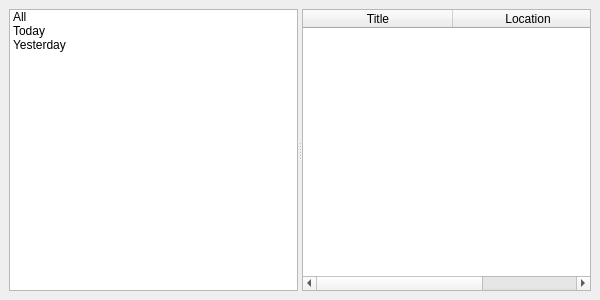
First picture: the form in 2.x/UI/dooble_history_window.ui, repository textbrowser/dooble, before the edit.
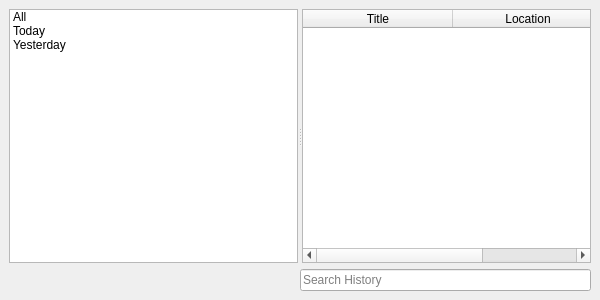
Second picture: the form after the edit. Icons and pictures are not drawn.

Commit message: Clear buttons.

Diff of the .ui file:
```diff
--- a/2.x/UI/dooble_history_window.ui
+++ b/2.x/UI/dooble_history_window.ui
@@ -90,6 +90,33 @@
       </widget>
      </widget>
     </item>
+    <item>
+     <layout class="QHBoxLayout" name="horizontalLayout">
+      <item>
+       <spacer name="horizontalSpacer">
+        <property name="orientation">
+         <enum>Qt::Horizontal</enum>
+        </property>
+        <property name="sizeHint" stdset="0">
+         <size>
+          <width>40</width>
+          <height>20</height>
+         </size>
+        </property>
+       </spacer>
+      </item>
+      <item>
+       <widget class="QLineEdit" name="search">
+        <property name="placeholderText">
+         <string>Search History</string>
+        </property>
+        <property name="clearButtonEnabled">
+         <bool>true</bool>
+        </property>
+       </widget>
+      </item>
+     </layout>
+    </item>
    </layout>
   </widget>
  </widget>
```
Left out of the diff: 1 changed line with no effect on the pictures. The commit also changes 4 other files.
